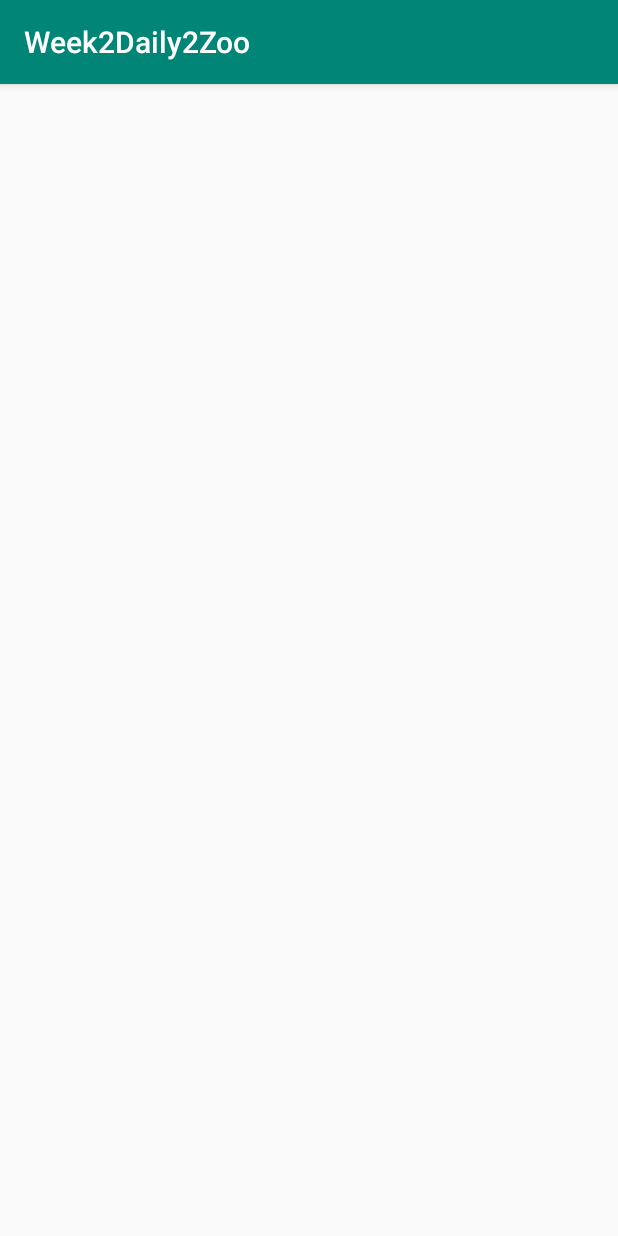
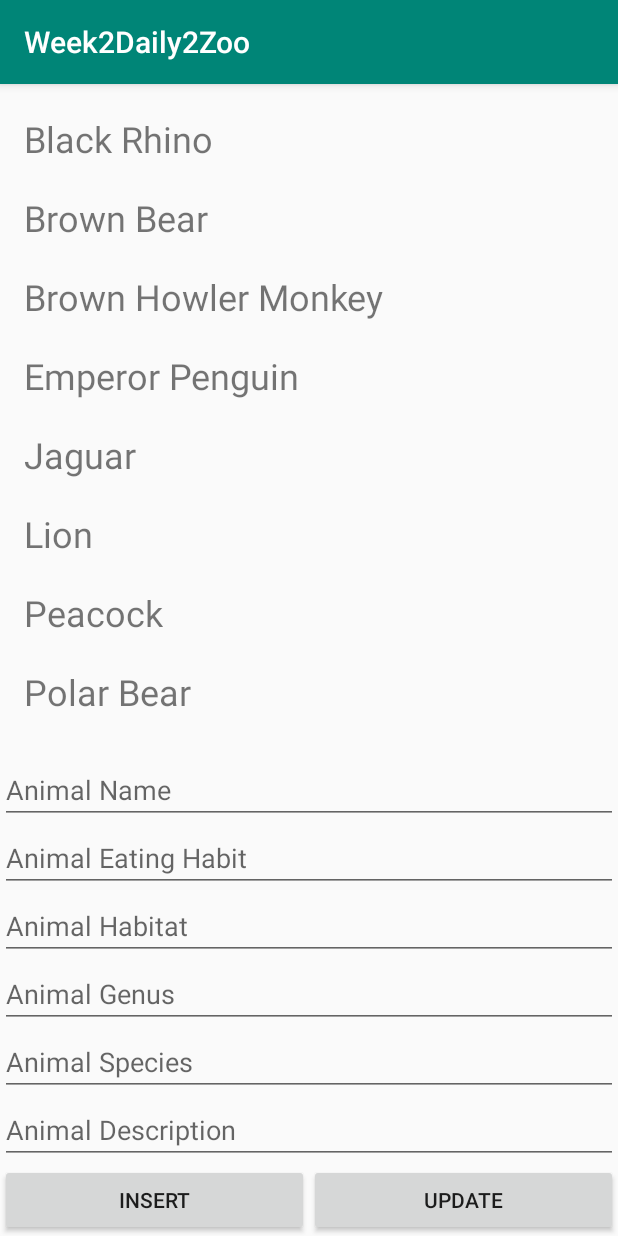
Before and after one commit to josecatalasan/Week2Daily2Zoo, an Android app: the AnimalDBEditActivity screen opened directly, with no data from a screen before it, on a phone screen of 412 x 824 dp. Run offline under Robolectric (Android 15) with nearby library versions, the phone set to English and light mode, and no system bars.

Commit message:
added Activity to edit database

```diff
--- a/Week2Daily2Zoo/app/src/main/java/com/example/week2daily2zoo/AnimalDBEditActivity.java
+++ b/Week2Daily2Zoo/app/src/main/java/com/example/week2daily2zoo/AnimalDBEditActivity.java
@@ -1,14 +1,81 @@
 package com.example.week2daily2zoo;
 
 import androidx.appcompat.app.AppCompatActivity;
+import androidx.recyclerview.widget.LinearLayoutManager;
+import androidx.recyclerview.widget.RecyclerView;
 
 import android.os.Bundle;
+import android.view.View;
+import android.widget.EditText;
+import android.widget.Toast;
+
+import com.example.week2daily2zoo.model.animal.Animal;
+import com.example.week2daily2zoo.model.datasource.local.database.AnimalDatabaseHelper;
+
+import java.util.ArrayList;
 
 public class AnimalDBEditActivity extends AppCompatActivity {
+    RecyclerView rvAnimalList;
+    AnimalListAdapter adapter;
+    AnimalDatabaseHelper dbHelper;
+    EditText etName, etEating, etHabitat, etGenus, etSpecies, etDescription;
+
 
     @Override
     protected void onCreate(Bundle savedInstanceState) {
         super.onCreate(savedInstanceState);
         setContentView(R.layout.activity_animal_dbedit);
+        dbHelper = new AnimalDatabaseHelper(this);
+        bindViews();
+        initRecyclerView();
+    }
+
+    private void bindViews(){
+        rvAnimalList = findViewById(R.id.rvAnimalList);
+        etName = findViewById(R.id.etName);
+        etEating = findViewById(R.id.etEating);
+        etHabitat = findViewById(R.id.etHabitat);
+        etGenus = findViewById(R.id.etGenus);
+        etSpecies = findViewById(R.id.etSpecies);
+        etDescription = findViewById(R.id.etDescription);
+    }
+
+    private void clearViews(){
+        etName.setText("");
+        etEating.setText("");
+        etHabitat.setText("");
+        etGenus.setText("");
+        etSpecies.setText("");
+        etDescription.setText("");
+    }
+
+    private void initRecyclerView(){
+        ArrayList<Animal> animalList = dbHelper.getAllAnimal();
+        adapter = new AnimalListAdapter(animalList, 1);
+        RecyclerView.LayoutManager layoutManager = new LinearLayoutManager(this);
+        rvAnimalList.setLayoutManager(layoutManager);
+        rvAnimalList.setAdapter(adapter);
+    }
+
+    public void onClick(View view){
+        switch(view.getId()){
+            case R.id.btnInsert:
+                Animal animal = new Animal(etName.getText().toString(),etEating.getText().toString(),etHabitat.getText().toString(),etGenus.getText().toString(),etSpecies.getText().toString(),etDescription.getText().toString(),0);
+                dbHelper.insertAnimal(animal);
+                adapter.onDatabaseChange(dbHelper.getAllAnimal());
+                clearViews();
+                break;
+            case R.id.btnUpdate:
+                if(dbHelper.getAnimalByName(etName.getText().toString())!= null) {
+                    Animal animalUpdate = new Animal(etName.getText().toString(), etEating.getText().toString(), etHabitat.getText().toString(), etGenus.getText().toString(), etSpecies.getText().toString(), etDescription.getText().toString(), 0);
+                    dbHelper.updateAnimal(animalUpdate);
+                    adapter.onDatabaseChange(dbHelper.getAllAnimal());
+                    clearViews();
+                } else {
+                    Toast.makeText(view.getContext(), "Animal is not in database", Toast.LENGTH_SHORT).show();
+                }
+                break;
+        }
+
     }
 }
--- a/Week2Daily2Zoo/app/src/main/java/com/example/week2daily2zoo/AnimalDetailsActivity.java
+++ b/Week2Daily2Zoo/app/src/main/java/com/example/week2daily2zoo/AnimalDetailsActivity.java
@@ -26,7 +26,8 @@ public class AnimalDetailsActivity extends AppCompatActivity {
         Intent passedIntent = getIntent();
         animal = passedIntent.getExtras().getParcelable("animal");
         fillViews();
-        playAnimalSound();
+        if(animal.getSoundFile() != 0)
+            playAnimalSound();
     }
 
     public void bindViews(){
--- a/Week2Daily2Zoo/app/src/main/java/com/example/week2daily2zoo/model/datasource/local/database/AnimalDatabaseContract.java
+++ b/Week2Daily2Zoo/app/src/main/java/com/example/week2daily2zoo/model/datasource/local/database/AnimalDatabaseContract.java
@@ -24,7 +24,7 @@ public class AnimalDatabaseContract {
                     TABLE_NAME, COL_NAME, COL_EATING_HABIT, COL_HABITAT, COL_GENUS, COL_SPECIES, COL_DESCRIPTION, COL_SOUND);
 
     //Select All Query
-    public static final String QUERY_SELECT_ALL = String.format("SELECT * FROM %s", TABLE_NAME);
+    public static final String QUERY_SELECT_ALL = String.format("SELECT * FROM %s ORDER BY %s ASC", TABLE_NAME, COL_NAME);
 
     //Select by ID
     public static String QUERY_SELECT_BY_NAME(String name) {
--- a/Week2Daily2Zoo/app/src/main/java/com/example/week2daily2zoo/model/datasource/local/database/AnimalDatabaseHelper.java
+++ b/Week2Daily2Zoo/app/src/main/java/com/example/week2daily2zoo/model/datasource/local/database/AnimalDatabaseHelper.java
@@ -111,7 +111,7 @@ public class AnimalDatabaseHelper extends SQLiteOpenHelper {
     }
 
     //Update Phone in the database
-    public void updateAnimalInDB(String name, Animal animal) {
+    public void updateAnimal(Animal animal) {
         SQLiteDatabase sqLiteDatabase = this.getWritableDatabase();
         ContentValues contentValues = new ContentValues();
 
@@ -122,12 +122,12 @@ public class AnimalDatabaseHelper extends SQLiteOpenHelper {
         contentValues.put(AnimalDatabaseContract.COL_DESCRIPTION, animal.getDescription());
         contentValues.put(AnimalDatabaseContract.COL_SOUND, animal.getSoundFile());
 
-        sqLiteDatabase.update(AnimalDatabaseContract.TABLE_NAME, contentValues, "ID = ?", new String[]{name});
+        sqLiteDatabase.update(AnimalDatabaseContract.TABLE_NAME, contentValues, "name = ?", new String[]{animal.getName()});
     }
 
     //Delete a Phone
     public void deleteAnimalInDB(String name) {
         SQLiteDatabase sqLiteDatabase = this.getWritableDatabase();
-        sqLiteDatabase.delete(AnimalDatabaseContract.TABLE_NAME, "ID = ?", new String[]{name});
+        sqLiteDatabase.delete(AnimalDatabaseContract.TABLE_NAME, "name = ?", new String[]{name});
     }
 }
--- a/Week2Daily2Zoo/app/src/main/res/layout/activity_animal_dbedit.xml
+++ b/Week2Daily2Zoo/app/src/main/res/layout/activity_animal_dbedit.xml
@@ -1,11 +1,84 @@
 <?xml version="1.0" encoding="utf-8"?>
-<androidx.constraintlayout.widget.ConstraintLayout xmlns:android="http://schemas.android.com/apk/res/android"
+<LinearLayout
+    xmlns:android="http://schemas.android.com/apk/res/android"
     xmlns:app="http://schemas.android.com/apk/res-auto"
     xmlns:tools="http://schemas.android.com/tools"
     android:layout_width="match_parent"
     android:layout_height="match_parent"
+    android:orientation="vertical"
     tools:context=".AnimalDBEditActivity">
+
+    <androidx.recyclerview.widget.RecyclerView
+        android:id="@+id/rvAnimalList"
+        android:layout_width="match_parent"
+        android:layout_height="0dp"
+        android:layout_weight="1"/>
+
+    <EditText
+        android:id="@+id/etName"
+        android:layout_width="match_parent"
+        android:layout_height="wrap_content"
+        android:hint="Animal Name"/>
+
+    <EditText
+        android:id="@+id/etEating"
+        android:layout_width="match_parent"
+        android:layout_height="wrap_content"
+        android:hint="Animal Eating Habit"/>
+
+    <EditText
+        android:id="@+id/etHabitat"
+        android:layout_width="match_parent"
+        android:layout_height="wrap_content"
+        android:hint="Animal Habitat"/>
+
+    <EditText
+        android:id="@+id/etGenus"
+        android:layout_width="match_parent"
+        android:layout_height="wrap_content"
+        android:hint="Animal Genus"/>
+
+    <EditText
+        android:id="@+id/etSpecies"
+        android:layout_width="match_parent"
+        android:layout_height="wrap_content"
+        android:hint="Animal Species"/>
+
+    <EditText
+        android:id="@+id/etDescription"
+        android:layout_width="match_parent"
+        android:layout_height="wrap_content"
+        android:hint="Animal Description"/>
+
+    <!--<EditText-->
+        <!--android:id="@+id/etSound"-->
+        <!--android:layout_width="match_parent"-->
+        <!--android:layout_height="wrap_content"-->
+        <!--android:hint="Animal Sound File"/>-->
+
+    <LinearLayout
+        android:layout_width="match_parent"
+        android:layout_height="wrap_content"
+        android:orientation="horizontal">
+
+        <Button
+            android:id="@+id/btnInsert"
+            android:layout_width="0dp"
+            android:layout_height="wrap_content"
+            android:layout_weight="1"
+            android:text="Insert"
+            android:onClick="onClick"/>
+
+        <Button
+            android:id="@+id/btnUpdate"
+            android:layout_width="0dp"
+            android:layout_height="wrap_content"
+            android:layout_weight="1"
+            android:text="Update"
+            android:onClick="onClick"/>
+
+    </LinearLayout>
 
 
 
-</androidx.constraintlayout.widget.ConstraintLayout>
+</LinearLayout>
```
Also changed, not shown: Week2Daily2Zoo/app/src/main/java/com/example/week2daily2zoo/AnimalListAdapter.java (+7 -1 lines), Week2Daily2Zoo/app/src/main/java/com/example/week2daily2zoo/MainActivity.java (+0 -12 lines).
